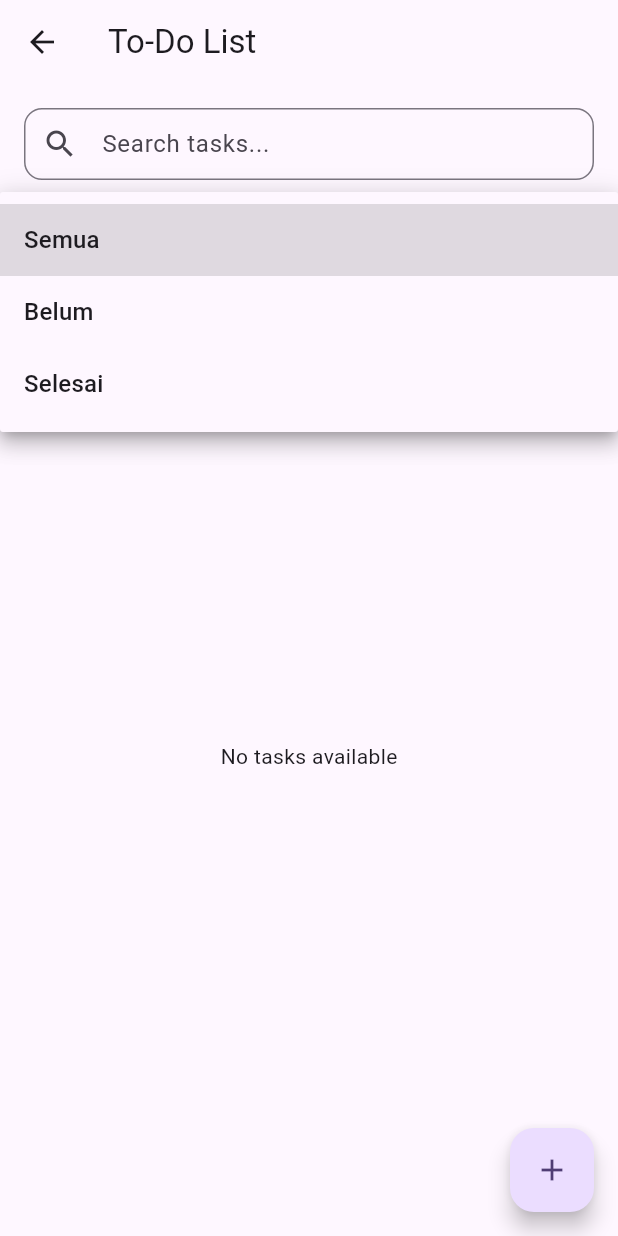
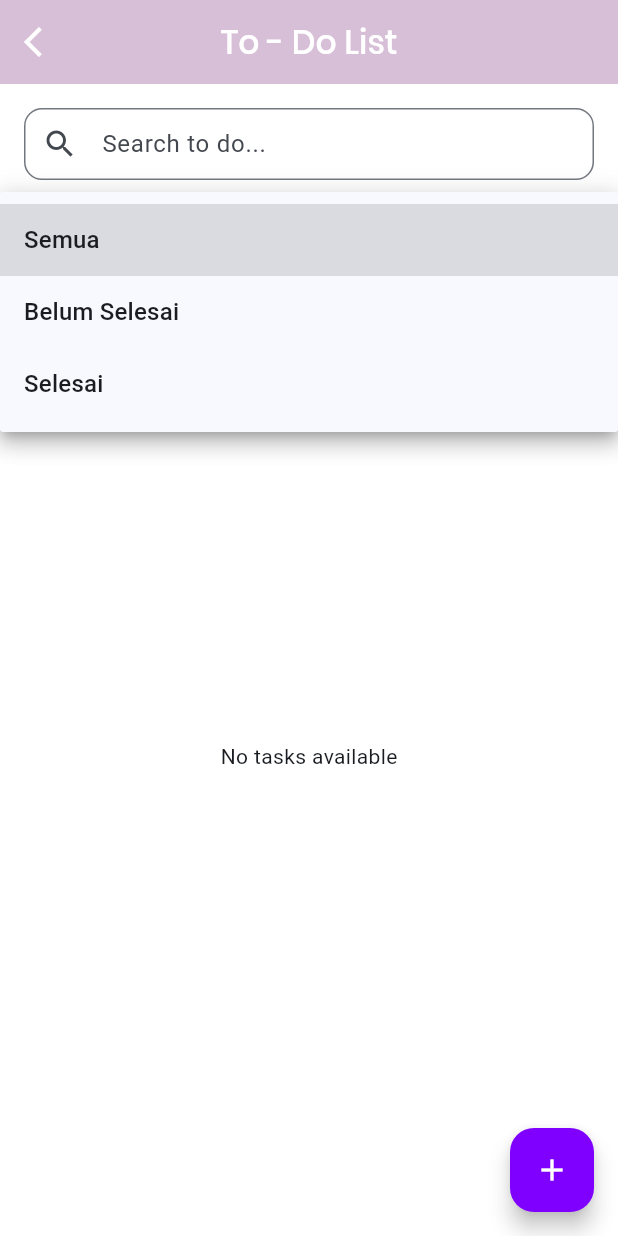
Before and after one commit to Aimmzz/TestHomeAppTodo, a Flutter app: the TodoPage screen opened directly, after a tap on "Semua", on a phone screen of 412 x 824 dp. Run offline on Flutter 3.47's test engine with Material 3 defaults, Android fonts, the light colour scheme and no system bars; our stand-ins replace drift; accounts and stored records are empty; generated files the repository leaves out were written again.

Commit message:
fef: refactor UI in todo page and add todo

```diff
--- a/lib/commons/color.dart
+++ b/lib/commons/color.dart
@@ -4,4 +4,6 @@ class ColorValues {
   static const purplePastel = Color(0XFFD8BFD8);
   static const purple = Color(0XFF7F00FF);
   static const greyWhite = Color(0XFF9F9F9F);
+  static const oragePastel = Color(0XFFFC7F74);
+  static const darkGrey = Color(0XFF858484);
 }
--- a/lib/main.dart
+++ b/lib/main.dart
@@ -25,7 +25,7 @@ class MyApp extends StatelessWidget {
       debugShowCheckedModeBanner: false,
       title: 'Test Untuk PT Implemetasi Teknologi Digital',
       theme: ThemeData(
-        colorScheme: ColorScheme.fromSeed(seedColor: Colors.deepPurple),
+        colorScheme: ColorScheme.fromSeed(seedColor: Colors.blue),
         useMaterial3: true,
       ),
       home: const LoginPage(),
--- a/lib/providers/todo_providers.dart
+++ b/lib/providers/todo_providers.dart
@@ -4,9 +4,11 @@ import 'package:home_test_flutter/data/database.dart';
 class TodoProvider with ChangeNotifier {
   late AppDb _database;
   List<Todo> _todos = [];
-  String _selectedFilter = 'Semua'; // Default filter
+  List<Todo> _filteredTodos = [];
+  String _selectedFilter = 'Semua';
+  String _searchQuery = '';
 
-  List<Todo> get todos => _todos;
+  List<Todo> get todos => _filteredTodos;
   String get selectedFilter => _selectedFilter;
 
   TodoProvider() {
@@ -18,17 +20,38 @@ class TodoProvider with ChangeNotifier {
     _selectedFilter = filter;
     if (filter == 'Semua') {
       _todos = await _database.getAllTodo();
-    } else if (filter == 'Belum') {
+    } else if (filter == 'Belum Selesai') {
       _todos = await _database.getTodoByType(1);
     } else {
       _todos = await _database.getTodoByType(2);
     }
+    _applySearchQuery();
     notifyListeners();
+  }
+
+  Future<void> deleteTodo(int id) async {
+    await _database.deleteTodo(id);
+    loadTodos(_selectedFilter);
+  }
+
+  void setSearchQuery(String query) {
+    _searchQuery = query;
+    _applySearchQuery();
+    notifyListeners();
+  }
+
+  void _applySearchQuery() {
+    if (_searchQuery.isEmpty) {
+      _filteredTodos = _todos;
+    } else {
+      _filteredTodos = _todos.where((todo) =>
+          todo.name.toLowerCase().contains(_searchQuery.toLowerCase())).toList();
+    }
   }
 
   Future<void> updateTodoStatus(Todo task, bool isChecked) async {
     final updatedType = isChecked ? 2 : 1;
     await _database.updateTodo(task.id, updatedType);
-    loadTodos(_selectedFilter); // Reload todos with the current filter
+    loadTodos(_selectedFilter);
   }
 }
--- a/lib/screens/todo_page.dart
+++ b/lib/screens/todo_page.dart
@@ -1,17 +1,34 @@
 import 'package:flutter/material.dart';
+import 'package:home_test_flutter/commons/color.dart';
 import 'package:home_test_flutter/providers/todo_providers.dart';
 import 'package:home_test_flutter/screens/add_todo_page.dart';
+import 'package:home_test_flutter/widgets/card_todo.dart';
 import 'package:provider/provider.dart';
-import 'package:intl/intl.dart';
 
 class TodoPage extends StatelessWidget {
   const TodoPage({super.key});
 
   @override
   Widget build(BuildContext context) {
+    final searchController = TextEditingController();
     return Scaffold(
+      backgroundColor: Colors.white,
       appBar: AppBar(
-        title: const Text('To-Do List'),
+        leading: IconButton(
+          icon: const Icon(Icons.arrow_back_ios, color: Colors.white),
+          onPressed: () {
+            Navigator.pop(context);
+          },
+        ),
+        title: const Text(
+          'To - Do List',
+          style: TextStyle(
+            fontFamily: 'Poppins',
+            color: Colors.white
+          ),
+        ),
+        centerTitle: true,
+        backgroundColor: ColorValues.purplePastel,
       ),
       body: Padding(
         padding: const EdgeInsets.all(16.0),
@@ -19,14 +36,19 @@ class TodoPage extends StatelessWidget {
           crossAxisAlignment: CrossAxisAlignment.start,
           children: [
             TextField(
+              controller: searchController,
               decoration: InputDecoration(
                 border: OutlineInputBorder(
                   borderRadius: BorderRadius.circular(12),
                 ),
                 prefixIcon: const Icon(Icons.search),
-                hintText: 'Search tasks...',
+                hintText: 'Search to do...',
                 contentPadding: const EdgeInsets.symmetric(horizontal: 16),
               ),
+              onChanged: (query) {
+                Provider.of<TodoProvider>(context, listen: false)
+                    .setSearchQuery(query);
+              },
             ),
             const SizedBox(height: 16),
             Consumer<TodoProvider>(
@@ -35,7 +57,7 @@ class TodoPage extends StatelessWidget {
                   value: todoProvider.selectedFilter,
                   icon: const Icon(Icons.filter_list),
                   isExpanded: true,
-                  items: <String>['Semua', 'Belum', 'Selesai'].map((String value) {
+                  items: <String>['Semua', 'Belum Selesai', 'Selesai'].map((String value) {
                     return DropdownMenuItem<String>(
                       value: value,
                       child: Text(value),
@@ -54,32 +76,23 @@ class TodoPage extends StatelessWidget {
               child: Consumer<TodoProvider>(
                 builder: (context, todoProvider, child) {
                   final todos = todoProvider.todos;
-
                   if (todos.isEmpty) {
                     return const Center(
                       child: Text('No tasks available'),
                     );
                   }
-
                   return ListView.builder(
                     itemCount: todos.length,
                     itemBuilder: (context, index) {
                       final task = todos[index];
-                      return Card(
-                        elevation: 4,
-                        margin: const EdgeInsets.only(bottom: 16),
-                        child: ListTile(
-                          contentPadding: const EdgeInsets.all(16),
-                          leading: Checkbox(
-                            value: task.type == 2,
-                            onChanged: (bool? value) {
-                              todoProvider.updateTodoStatus(task, value ?? false);
-                            },
-                          ),
-                          title: Text(task.name),
-                          subtitle: Text(
-                              'Due date: ${DateFormat('yyyy-MM-dd').format(task.dueDate)}'),
-                        ),
+                      return TodoCard(
+                        task: task,
+                        onCheckboxChanged: (bool? value) {
+                          todoProvider.updateTodoStatus(task, value ?? false);
+                        },
+                        onDelete: () {
+                          todoProvider.deleteTodo(task.id);
+                        },
                       );
                     },
                   );
@@ -90,19 +103,22 @@ class TodoPage extends StatelessWidget {
         ),
       ),
       floatingActionButton: FloatingActionButton(
+        backgroundColor: ColorValues.purple,
         onPressed: () {
           showDialog(
             context: context,
             builder: (context) => const AddTodoPage(),
           ).then((_) {
-            // Muat ulang data to-do setelah dialog ditutup
             Provider.of<TodoProvider>(context, listen: false).loadTodos(
               Provider.of<TodoProvider>(context, listen: false).selectedFilter
             );
           });
         },
         tooltip: 'Add Task',
-        child: const Icon(Icons.add),
+        child: const Icon(
+          Icons.add,
+          color: Colors.white,
+        ),
       ),
     );
   }
```
Also changed, not shown: lib/data/database.dart (+4 -6 lines), lib/screens/add_todo_page.dart (+32 -3 lines), lib/widgets/card_todo.dart (added, +59 -0 lines), lib/widgets/costume_header.dart (+11 -1 lines), 1 other file.
